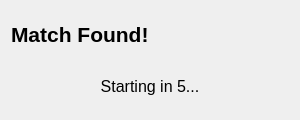
Above: python_client/views/ui/qt_multiplayer_match_found_dialog.ui from YuriHa-op/Hangman before the change. Below: the same form after it.
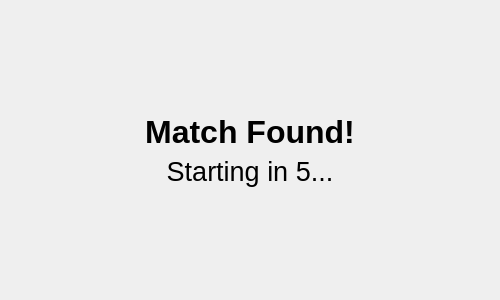
That is the form after the change.

The edit to the form file:
```diff
--- a/python_client/views/ui/qt_multiplayer_match_found_dialog.ui
+++ b/python_client/views/ui/qt_multiplayer_match_found_dialog.ui
@@ -6,8 +6,8 @@
    <rect>
     <x>0</x>
     <y>0</y>
-    <width>300</width>
-    <height>120</height>
+    <width>500</width>
+    <height>300</height>
    </rect>
   </property>
   <property name="windowTitle">
@@ -17,12 +17,24 @@
    <bool>true</bool>
   </property>
   <layout class="QVBoxLayout" name="verticalLayout">
+   <item>
+    <spacer name="verticalSpacer">
+     <property name="orientation">
+      <enum>Qt::Vertical</enum>
+     </property>
+     <property name="sizeHint" stdset="0">
+      <size>
+       <width>20</width>
+       <height>40</height>
+      </size>
+     </property>
+    </spacer>
+   </item>
    <item>
     <widget class="QLabel" name="label">
      <property name="font">
       <font>
-       <family>Arial</family>
-       <pointsize>16</pointsize>
+       <pointsize>24</pointsize>
        <weight>75</weight>
        <bold>true</bold>
       </font>
@@ -30,14 +42,16 @@
      <property name="text">
       <string>Match Found!</string>
      </property>
+     <property name="alignment">
+      <set>Qt::AlignCenter</set>
+     </property>
     </widget>
    </item>
    <item>
     <widget class="QLabel" name="countdown_label">
      <property name="font">
       <font>
-       <family>Arial</family>
-       <pointsize>12</pointsize>
+       <pointsize>20</pointsize>
       </font>
      </property>
      <property name="text">
@@ -48,6 +62,19 @@
      </property>
     </widget>
    </item>
+   <item>
+    <spacer name="verticalSpacer_2">
+     <property name="orientation">
+      <enum>Qt::Vertical</enum>
+     </property>
+     <property name="sizeHint" stdset="0">
+      <size>
+       <width>20</width>
+       <height>40</height>
+      </size>
+     </property>
+    </spacer>
+   </item>
   </layout>
  </widget>
  <resources/>
```
